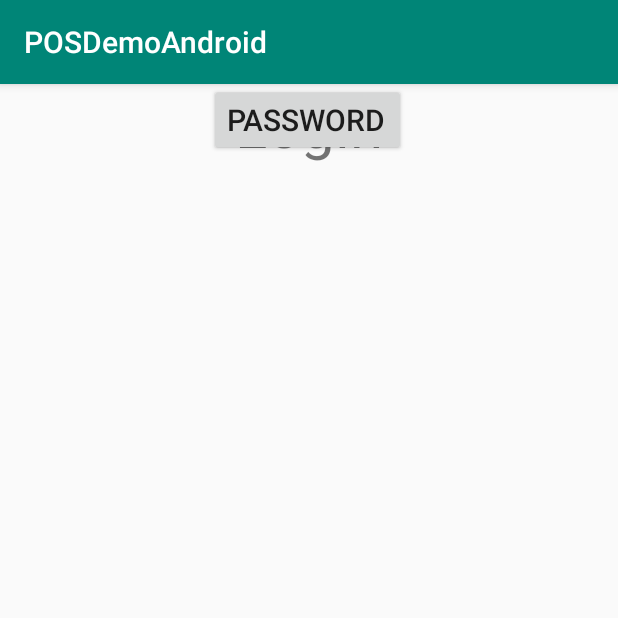
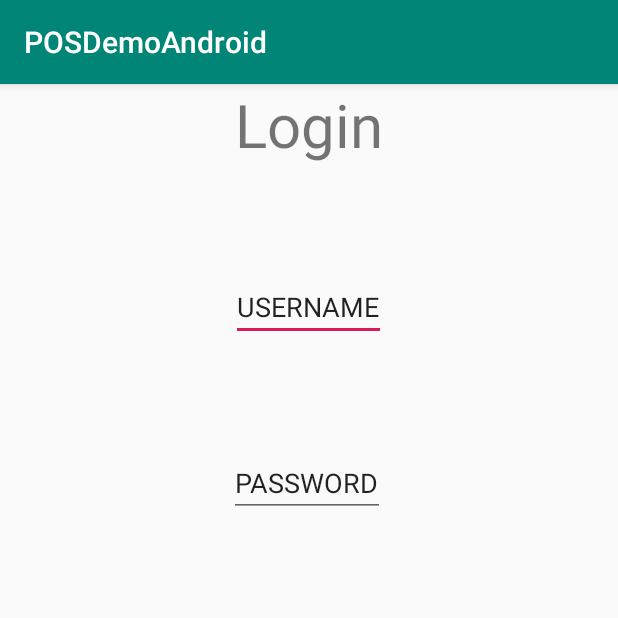
Before and after one commit to jeimygarciia/POSDemoAndroid, an Android app: the LoginActivity screen opened directly, with no data from a screen before it, on a phone screen of 412 x 824 dp, the top half of it. Run offline under Robolectric (Android 15) with nearby library versions, the phone set to English and light mode, and no system bars.

Commit message:
arreglando login

```diff
--- a/app/src/main/res/layout/activity_login.xml
+++ b/app/src/main/res/layout/activity_login.xml
@@ -8,33 +8,35 @@
 
 
     <androidx.appcompat.widget.AppCompatTextView
+        android:id="@+id/appCompatTextView2"
         android:layout_width="wrap_content"
         android:layout_height="wrap_content"
         android:text="Login"
         android:textSize="40sp"
-
         app:layout_constraintEnd_toEndOf="parent"
         app:layout_constraintStart_toStartOf="parent"
         tools:layout_editor_absoluteY="58dp" />
 
-    <androidx.appcompat.widget.AppCompatButton
+    <androidx.appcompat.widget.AppCompatEditText
+        android:id="@+id/appCompatEditText"
         android:layout_width="wrap_content"
         android:layout_height="wrap_content"
-        android:text="Username"
-        android:textSize="20sp"
+        android:layout_marginTop="72dp"
+        android:text="USERNAME"
         app:layout_constraintEnd_toEndOf="parent"
         app:layout_constraintHorizontal_bias="0.498"
         app:layout_constraintStart_toStartOf="parent"
-        tools:layout_editor_absoluteY="219dp" />
+        app:layout_constraintTop_toBottomOf="@+id/appCompatTextView2" />
 
-    <androidx.appcompat.widget.AppCompatButton
+    <androidx.appcompat.widget.AppCompatEditText
         android:layout_width="wrap_content"
         android:layout_height="wrap_content"
-        android:text="password"
-        android:textSize="20sp"
+        android:layout_marginTop="72dp"
+        android:text="PASSWORD"
         app:layout_constraintEnd_toEndOf="parent"
-        app:layout_constraintHorizontal_bias="0.494"
+        app:layout_constraintHorizontal_bias="0.495"
         app:layout_constraintStart_toStartOf="parent"
-        tools:layout_editor_absoluteY="321dp" />
+        app:layout_constraintTop_toBottomOf="@+id/appCompatEditText" />
+
 
 </androidx.constraintlayout.widget.ConstraintLayout>
```
